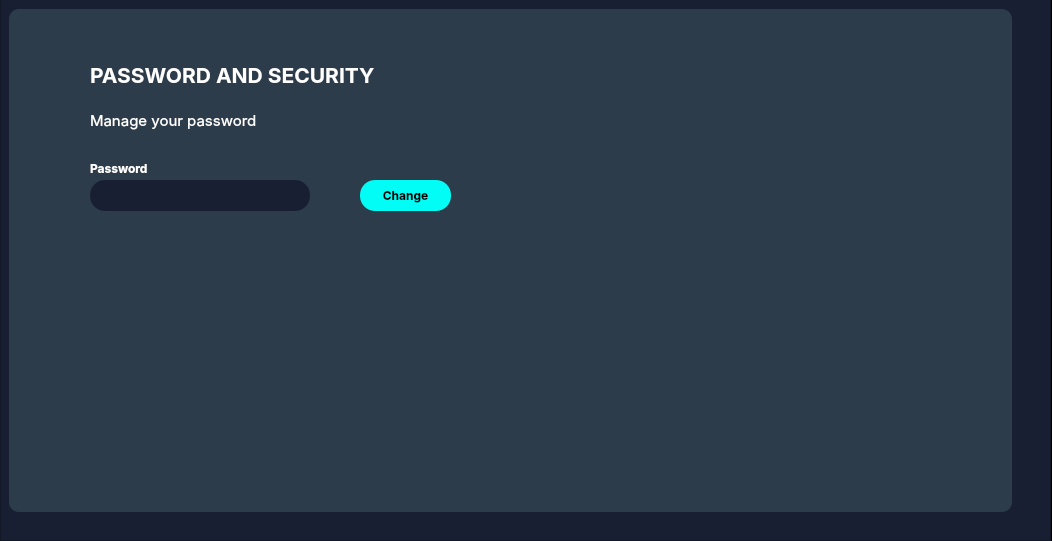
First picture: the form in WardenFort/passwordsecwidget.ui, repository oncelerr/WardenFort, before the edit.
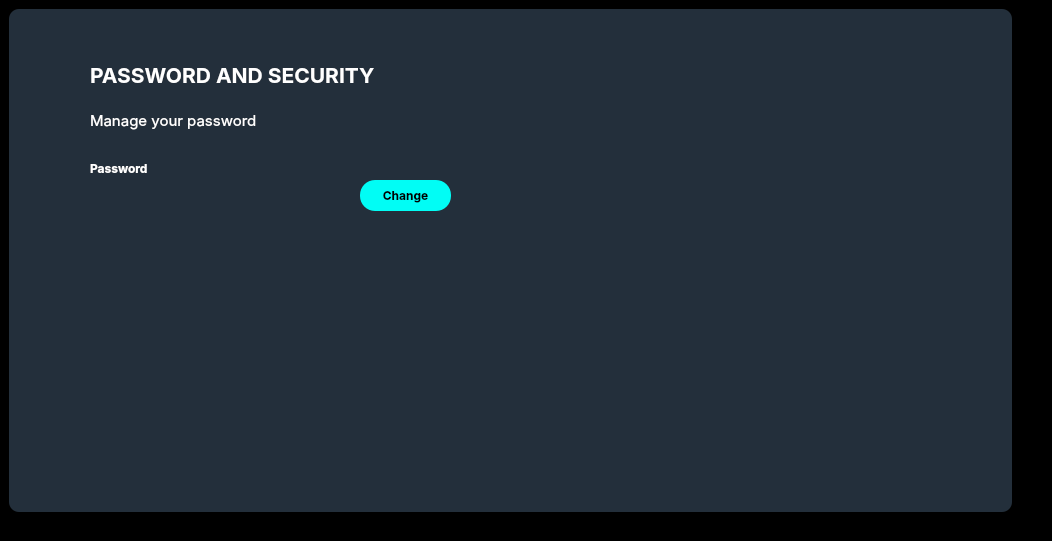
Second picture: the form after the edit.

Patch:
```diff
--- a/WardenFort/passwordsecwidget.ui
+++ b/WardenFort/passwordsecwidget.ui
@@ -26,7 +26,7 @@
     </rect>
    </property>
    <property name="styleSheet">
-    <string notr="true">background-color: #191F32;</string>
+    <string notr="true">background-color: rgba(25, 31, 50, 0);</string>
    </property>
    <property name="frameShape">
     <enum>QFrame::StyledPanel</enum>
@@ -44,7 +44,7 @@
      </rect>
     </property>
     <property name="styleSheet">
-     <string notr="true">background-color: rgb(44, 60, 75);
+     <string notr="true">background-color: rgba(44, 60, 75, 200);
 border: 0px;
 border-radius: 10px;</string>
     </property>
```
